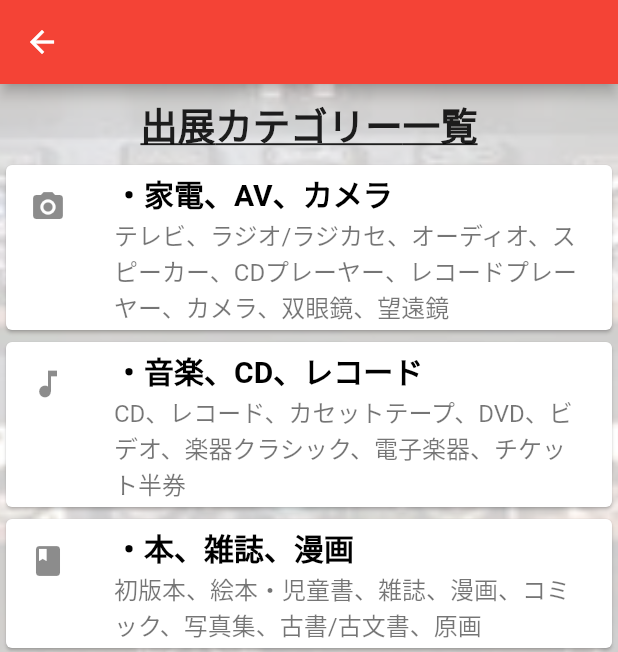
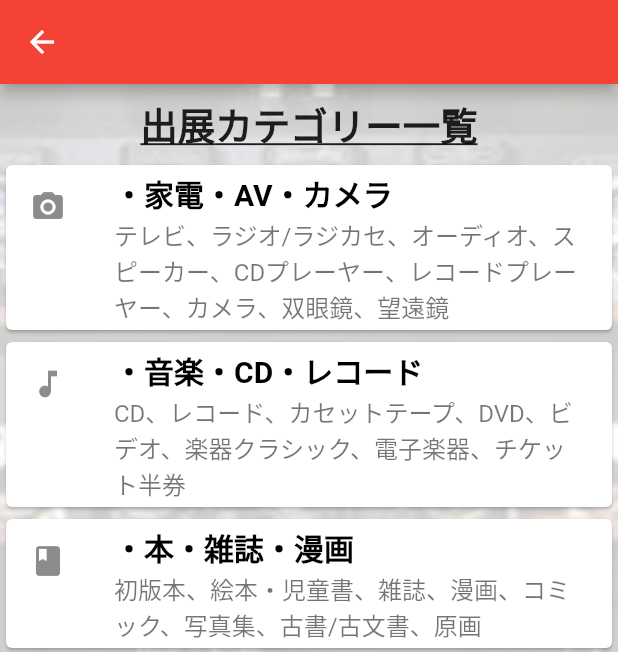
Before and after one commit to naito-yuki/PSPT, a Flutter app: the CategoryList screen opened by its route, on a phone screen of 412 x 824 dp. Shown: the top 652 px of the screen. Run offline on Flutter 3.47's test engine with Material 2 defaults, Android fonts, the phone set to English and light mode, and no system bars; our stand-ins replace cloud_firestore, firebase_auth, firebase_storage, image_picker; accounts and stored records are empty.

Commit message:
テキストリスト更新

```diff
--- a/my_colle/lib/CategoryList.dart
+++ b/my_colle/lib/CategoryList.dart
@@ -1,4 +1,5 @@
 import 'package:flutter/material.dart';
+import 'package:my_colle/Data.dart';
 
 
 // class MyHomePage extends StatefulWidget {
@@ -9,25 +10,7 @@ import 'package:flutter/material.dart';
 // class _MyHomePageState extends State<MyHomePage> {
 
 class CategoryList extends StatelessWidget {
-  List<String> textlist = [
-    '家電、AV、カメラ',
-    '音楽、CD、レコード',
-    '本、雑誌、漫画',
-    '映画',
-    'キャラクター関連',
-    '鉄道、航空、車、バイク',
-    'ミリタリー',
-    'ファッション',
-    'アクセサリー、時計',
-    '住まい、インテリア',
-    '自然科学',
-    'スポーツ',
-    '食品、飲料',
-    'エンタテインメントグッズ',
-    '記念品、切手、コイン系',
-    'アート絵画工芸品',
-    'おまけ、懸賞品系',
-  ];
+  List<String> textlist = Data.categoryList;
 
   List<String> subTextlist = [
     'テレビ、ラジオ/ラジカセ、オーディオ、スピーカー、CDプレーヤー、レコードプレーヤー、カメラ、双眼鏡、望遠鏡',
```
